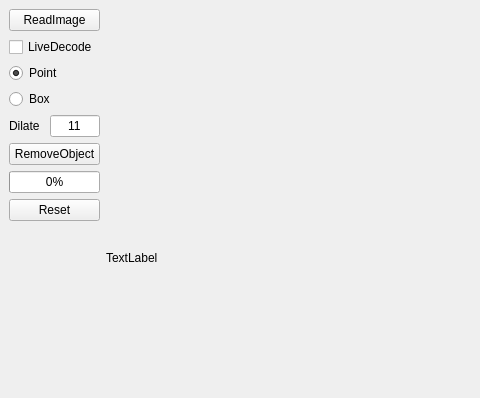
This is qtproj/SAMQT/mainwindow.ui in ZHEQIUSHUI/SAM-ONNX-AX650-CPP as Qt 5 draws it before an edit; both pictures show x 0 to 480 and y 0 to 398 of the 737 by 515 pixel window. The edited form follows.
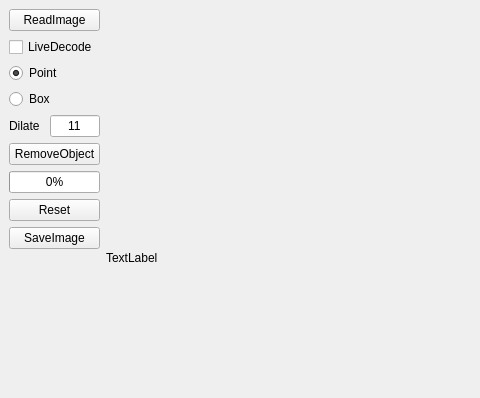
This is the edited form. Custom widgets are drawn as their Qt base class.

Commit message: qt sample add a save button

What changed in the file:
```diff
--- a/qtproj/SAMQT/mainwindow.ui
+++ b/qtproj/SAMQT/mainwindow.ui
@@ -134,6 +134,13 @@
             </property>
            </widget>
           </item>
+          <item>
+           <widget class="QPushButton" name="btn_save_img">
+            <property name="text">
+             <string>SaveImage</string>
+            </property>
+           </widget>
+          </item>
          </layout>
         </item>
         <item>
```
The commit also changes 5 other files.
